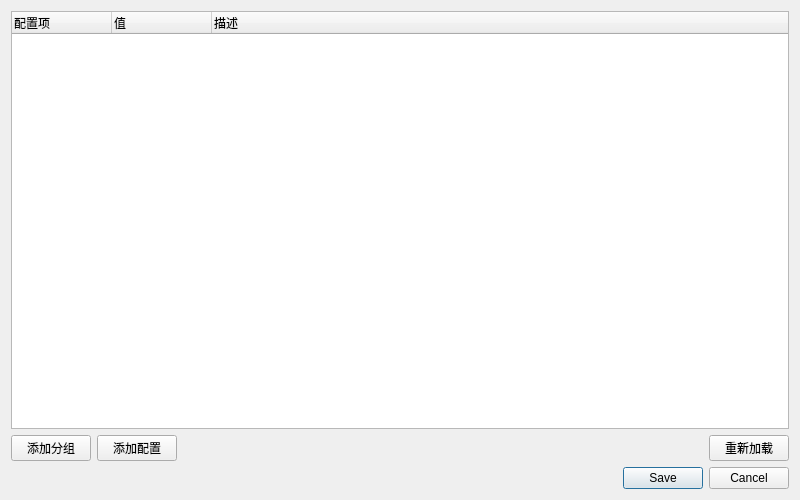
Before: the Qt Designer form Plugins/ConfigUIPlugin/configwidget.ui in 4114qq/jxs_teacherMgrSys, drawn with Qt 5.
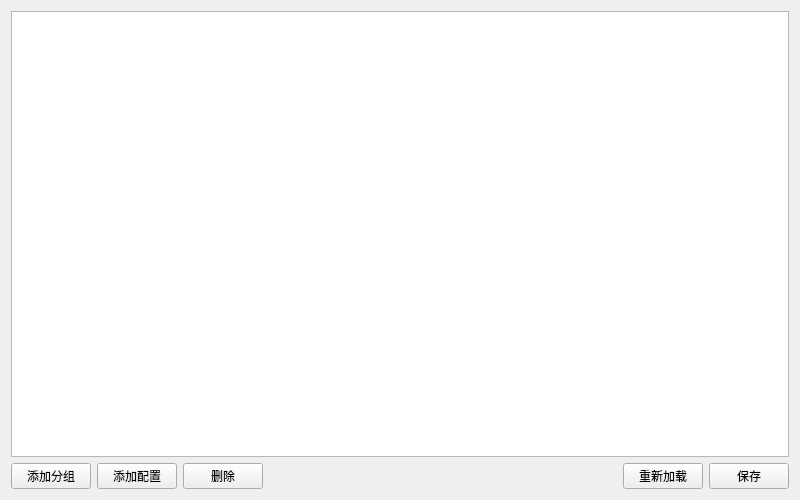
After: the same form once the commit is applied.

Commit message:
feat(ConfigUIPlugin): 实现配置项拖拽排序和添加功能
主要功能:
1. 配置项拖拽功能
   - 将子配置项从一个组拖拽到另一个组
   - 限制子配置项不能拖拽到其他子配置项下面，只能放到组项下面
   - 使用QTreeView + QStandardItemModel实现拖拽逻辑
   - 实现自定义MimeData处理拖拽数据

2. 添加配置对话框优化
   - 新增AddConfigDialog对话框类
   - 支持选择配置所属组（下拉选择）
   - 支持新增配置组功能
   - 包含配置名称、配置值、配置描述输入

3. 配置保存功能
   - 修改保存逻辑：先清除所有配置，再重新添加所有配置项
   - 修复保存时key错误问题：使用Qt::UserRole+1存储原始key
   - Qt::UserRole存储配置类型（如string、int等）

4. UI优化
   - 移除UI中重复的信号槽连接
   - 优化窗口尺寸策略，允许调整窗口大小
   - 设置表头各列自适应拉伸
   - 设置表头最小宽度为0

其他修改:
- ConfigManager.cpp: 移除保存时无配置项则跳过的逻辑

Patch:
```diff
--- a/Plugins/ConfigUIPlugin/configwidget.ui
+++ b/Plugins/ConfigUIPlugin/configwidget.ui
@@ -10,12 +10,18 @@
     <height>500</height>
    </rect>
   </property>
+  <property name="minimumSize">
+   <size>
+    <width>0</width>
+    <height>0</height>
+   </size>
+  </property>
   <property name="windowTitle">
    <string>配置管理</string>
   </property>
   <layout class="QVBoxLayout" name="verticalLayout">
    <item>
-    <widget class="QTreeWidget" name="treeWidget">
+    <widget class="QTreeView" name="treeView">
      <property name="alternatingRowColors">
       <bool>true</bool>
      </property>
@@ -28,30 +34,12 @@
      <property name="headerHidden">
       <bool>false</bool>
      </property>
-     <column>
-      <property name="text">
-       <string notr="true">配置项</string>
-      </property>
-      <property name="width">
-       <number>180</number>
-      </property>
-     </column>
-     <column>
-      <property name="text">
-       <string notr="true">值</string>
-      </property>
-      <property name="width">
-       <number>150</number>
-      </property>
-     </column>
-     <column>
-      <property name="text">
-       <string notr="true">描述</string>
-      </property>
-      <property name="width">
-       <number>250</number>
-      </property>
-     </column>
+     <attribute name="headerHighlightSections">
+      <bool>true</bool>
+     </attribute>
+     <attribute name="headerStretchLastSection">
+      <bool>false</bool>
+     </attribute>
     </widget>
    </item>
    <item>
@@ -70,6 +58,13 @@
        </property>
       </widget>
      </item>
+     <item>
+      <widget class="QPushButton" name="btnDelete">
+       <property name="text">
+        <string notr="true">删除</string>
+       </property>
+      </widget>
+     </item>
      <item>
       <spacer name="horizontalSpacer">
        <property name="orientation">
@@ -90,20 +85,16 @@
        </property>
       </widget>
      </item>
+     <item>
+      <widget class="QPushButton" name="btnSave">
+       <property name="text">
+        <string notr="true">保存</string>
+       </property>
+      </widget>
+     </item>
     </layout>
    </item>
-   <item>
-    <widget class="QDialogButtonBox" name="buttonBox">
-     <property name="orientation">
-      <enum>Qt::Horizontal</enum>
-     </property>
-     <property name="standardButtons">
-      <set>QDialogButtonBox::Save|QDialogButtonBox::Cancel</set>
-     </property>
-    </widget>
-   </item>
   </layout>
  </widget>
- <layoutdefault spacing="6" margin="11"/>
  <resources/>
 </ui>
```
Left out of the diff: 3 changed lines with no effect on the pictures. The commit also changes 8 other files.
